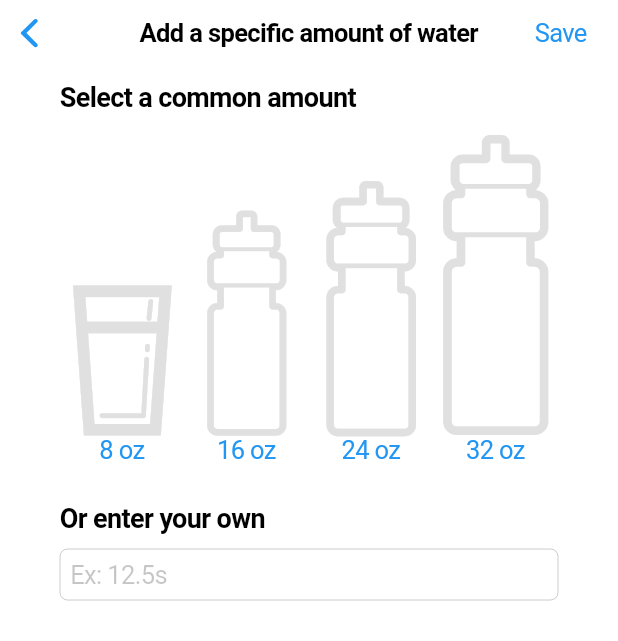
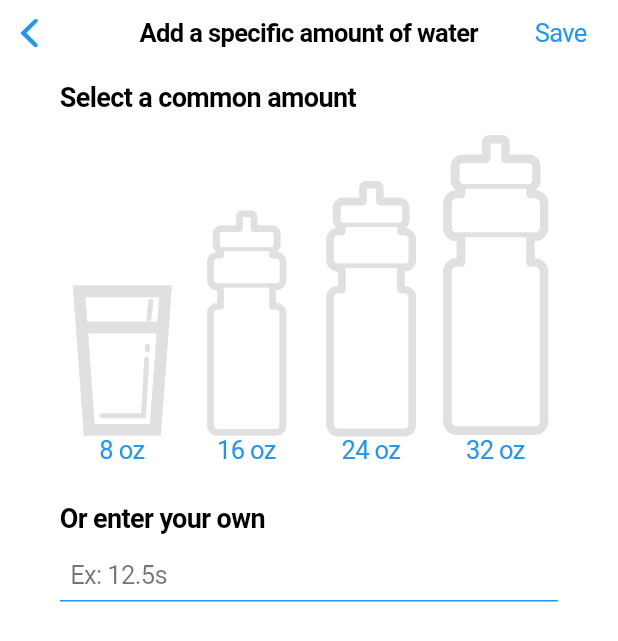
Before and after one commit to philalem/hydration_tracker, a Flutter app: the AddSpecificAmount screen opened directly, on a phone screen of 412 x 824 dp. Shown: the top 641 px of the screen. Run offline on Flutter 3.47's test engine with Material 2 defaults, Android fonts, the phone set to English and light mode, and no system bars; our stand-ins replace fl_chart, percent_indicator, shared_preferences, simple_animations; accounts and stored records are empty.

Commit message:
added text box decorations

```diff
--- a/lib/addSpecificAmounts.dart
+++ b/lib/addSpecificAmounts.dart
@@ -88,6 +88,18 @@ class _AddSpecificAmountState extends State<AddSpecificAmount> {
             height: 10,
           ),
           CupertinoTextField(
+            decoration: BoxDecoration(
+              color: Colors.white,
+              border: Border(bottom: BorderSide(color: Colors.blue, width: 1)),
+            ),
+            autofocus: false,
+            textInputAction: TextInputAction.done,
+            maxLines: 1,
+            minLines: 1,
+            placeholderStyle: TextStyle(color: Colors.black54),
+            style: TextStyle(
+              color: Colors.black,
+            ),
             enabled: enabled,
             controller: enteredAmount,
             keyboardType: TextInputType.numberWithOptions(
```
